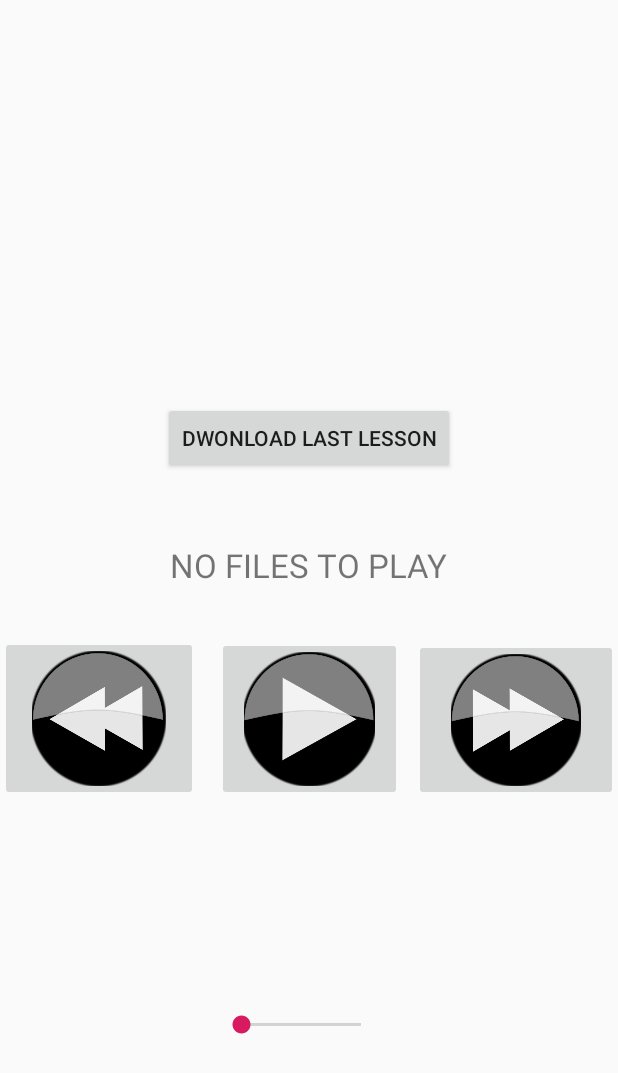
After one commit to moziel1234/gmara-for-drivers, an Android app: the layout land_content_main.xml on its own in the app's theme, with its tools: preview values and no code run, on a phone screen of 412 x 824 dp. The commit adds this screen. Shown: the top 1073 px of the screen. Run offline under Robolectric (Android 15) with nearby library versions, the phone set to English and light mode, and no system bars; network calls fail.

Commit message:
Add landscape mode: need to handle rotation at sound

```diff
--- a/app/src/main/java/com/example/gmara/MainActivity.java
+++ b/app/src/main/java/com/example/gmara/MainActivity.java
@@ -125,9 +125,9 @@ public class MainActivity extends AppCompatActivity {
                 if((temp+forwardTime)<=finalTime){
                     startTime = startTime + forwardTime;
                     mediaPlayer.seekTo((int) startTime);
-                    Toast.makeText(getApplicationContext(),"You have Jumped forward 30 seconds",Toast.LENGTH_SHORT).show();
+                    // Toast.makeText(getApplicationContext(),"You have Jumped forward 30 seconds",Toast.LENGTH_SHORT).show();
                 }else{
-                    Toast.makeText(getApplicationContext(),"Cannot jump forward 30 seconds",Toast.LENGTH_SHORT).show();
+                    // Toast.makeText(getApplicationContext(),"Cannot jump forward 30 seconds",Toast.LENGTH_SHORT).show();
                 }
             }
         });
@@ -140,9 +140,9 @@ public class MainActivity extends AppCompatActivity {
                 if((temp-backwardTime)>0){
                     startTime = startTime - backwardTime;
                     mediaPlayer.seekTo((int) startTime);
-                    Toast.makeText(getApplicationContext(),"You have Jumped backward 30 seconds",Toast.LENGTH_SHORT).show();
+                    // Toast.makeText(getApplicationContext(),"You have Jumped backward 30 seconds",Toast.LENGTH_SHORT).show();
                 }else{
-                    Toast.makeText(getApplicationContext(),"Cannot jump backward 30seconds",Toast.LENGTH_SHORT).show();
+                    // Toast.makeText(getApplicationContext(),"Cannot jump backward 30seconds",Toast.LENGTH_SHORT).show();
                 }
             }
         });
--- /dev/null
+++ b/app/src/main/res/layout-land/land_content_main.xml
@@ -0,0 +1,101 @@
+<?xml version="1.0" encoding="utf-8"?>
+<androidx.constraintlayout.widget.ConstraintLayout xmlns:android="http://schemas.android.com/apk/res/android"
+    xmlns:app="http://schemas.android.com/apk/res-auto"
+    xmlns:tools="http://schemas.android.com/tools"
+    android:layout_width="match_parent"
+    android:layout_height="match_parent"
+    app:layout_behavior="@string/appbar_scrolling_view_behavior"
+    tools:context=".MainActivity"
+    tools:showIn="@layout/activity_main">
+
+    <Button
+        android:id="@+id/btnDownloadLastLesson"
+        android:layout_width="wrap_content"
+        android:layout_height="wrap_content"
+        android:layout_marginTop="48dp"
+        android:onClick="DownloadLastLesson"
+        android:text="Dwonload Last Lesson"
+        app:layout_constraintEnd_toEndOf="parent"
+        app:layout_constraintHorizontal_bias="0.984"
+        app:layout_constraintStart_toEndOf="@+id/textViewPlayFile"
+        app:layout_constraintTop_toTopOf="parent" />
+
+    <ImageButton
+        android:id="@+id/btnPlayPause"
+        android:layout_width="214dp"
+        android:layout_height="208dp"
+        android:scaleType="fitCenter"
+        android:src="@drawable/play"
+        app:layout_constraintEnd_toStartOf="@+id/btnForward"
+        app:layout_constraintStart_toEndOf="@+id/btnBack"
+        app:layout_constraintTop_toTopOf="@+id/btnForward" />
+
+    <ImageButton
+        android:id="@+id/btnForward"
+        android:layout_width="217dp"
+        android:layout_height="206dp"
+        android:layout_marginTop="112dp"
+        android:layout_marginEnd="24dp"
+        android:scaleType="fitCenter"
+        android:src="@drawable/right"
+        app:layout_constraintEnd_toEndOf="parent"
+        app:layout_constraintTop_toTopOf="parent" />
+
+    <SeekBar
+        android:id="@+id/seekBar"
+        android:layout_width="220dp"
+        android:layout_height="46dp"
+        app:layout_constraintBottom_toBottomOf="parent"
+        app:layout_constraintEnd_toStartOf="@+id/textViewRight"
+        app:layout_constraintStart_toEndOf="@+id/textViewLest"
+        app:layout_constraintTop_toBottomOf="@+id/btnPlayPause" />
+
+    <TextView
+        android:id="@+id/textViewRight"
+        android:layout_width="124dp"
+        android:layout_height="94dp"
+        android:layout_marginEnd="48dp"
+        android:gravity="center"
+        android:text=""
+        android:textSize="22dp"
+        app:layout_constraintBottom_toBottomOf="parent"
+        app:layout_constraintEnd_toEndOf="parent"
+        app:layout_constraintTop_toTopOf="@+id/textViewLest"
+        app:layout_constraintVertical_bias="0.0" />
+
+    <TextView
+        android:id="@+id/textViewLest"
+        android:layout_width="118dp"
+        android:layout_height="93dp"
+        android:layout_marginStart="56dp"
+        android:gravity="center"
+        android:text=""
+        android:textSize="22dp"
+        app:layout_constraintBottom_toBottomOf="parent"
+        app:layout_constraintStart_toStartOf="parent"
+        app:layout_constraintTop_toBottomOf="@+id/btnBack"
+        app:layout_constraintVertical_bias="0.0" />
+
+    <ImageButton
+        android:id="@+id/btnBack"
+        android:layout_width="202dp"
+        android:layout_height="204dp"
+        android:scaleType="fitCenter"
+        android:src="@drawable/left"
+        app:layout_constraintStart_toStartOf="parent"
+        app:layout_constraintTop_toTopOf="@+id/btnPlayPause" />
+
+    <TextView
+        android:id="@+id/textViewPlayFile"
+        android:layout_width="348dp"
+        android:layout_height="65dp"
+        android:layout_marginStart="188dp"
+        android:layout_marginTop="48dp"
+        android:gravity="center"
+        android:text="NO FILES TO PLAY"
+        android:textSize="22dp"
+        app:layout_constraintStart_toStartOf="parent"
+        app:layout_constraintTop_toTopOf="parent" />
+
+
+</androidx.constraintlayout.widget.ConstraintLayout>
--- a/app/src/main/res/layout/activity_main.xml
+++ b/app/src/main/res/layout/activity_main.xml
@@ -13,7 +13,7 @@
 
     </com.google.android.material.appbar.AppBarLayout>
 
-    <include layout="@layout/content_main" />
+    <include layout="@layout/land_content_main" />
 
     <androidx.appcompat.widget.Toolbar
         android:id="@+id/toolbar"
```
Also changed, not shown: app/src/main/res/layout/land_content_main.xml (renamed from app/src/main/res/layout/content_main.xml).
